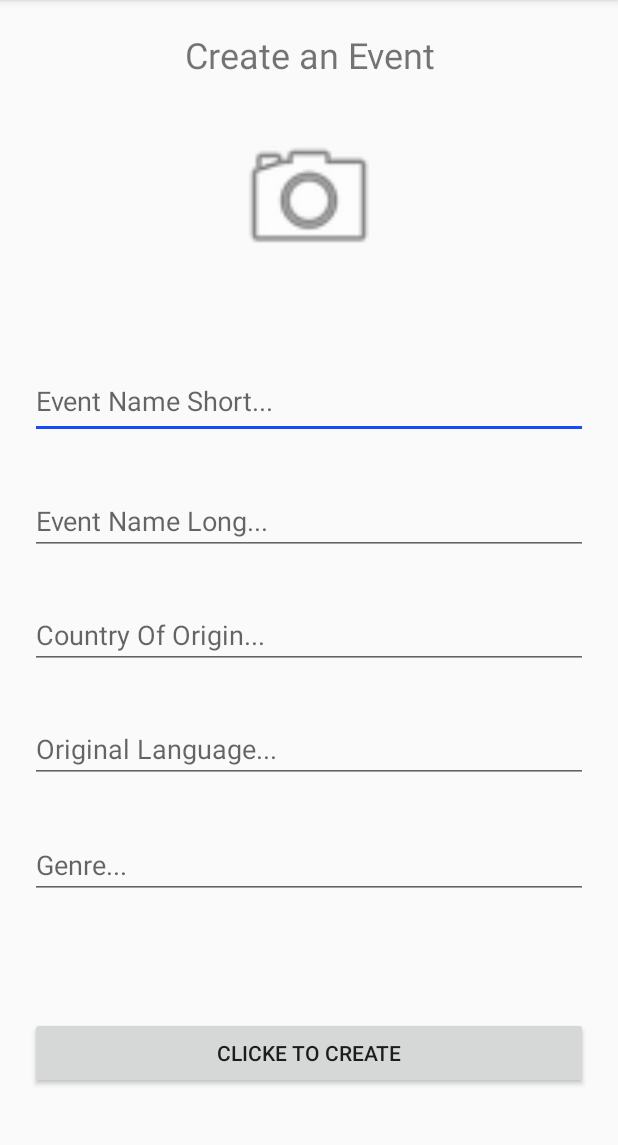
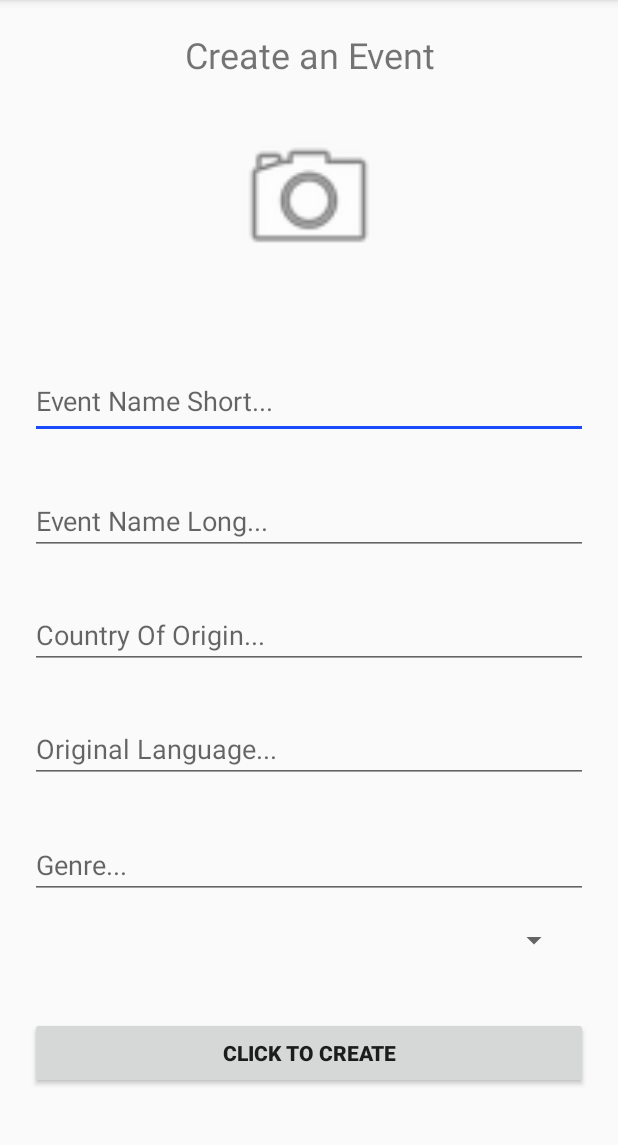
Before and after one commit to SashikaMalawana/rate-me, an Android app: the CreateEventActivity screen opened directly, with no data from a screen before it, on a phone screen of 412 x 824 dp, the part 84-1229 px from its top. Run offline under Robolectric (Android 15) with nearby library versions, the phone set to English and light mode, and no system bars; our stand-ins replace Firebase (no records; nobody signed in at launch, a user with empty details on screens opened directly), Picasso.

Commit message:
Add a spinner(drop down list) for language in create event

```diff
--- a/app/src/main/java/hello/com/eventratingapp/CreateEventActivity.java
+++ b/app/src/main/java/hello/com/eventratingapp/CreateEventActivity.java
@@ -9,19 +9,26 @@ import android.os.Bundle;
 import android.support.annotation.NonNull;
 import android.support.v7.app.AppCompatActivity;
 import android.view.View;
+import android.widget.ArrayAdapter;
 import android.widget.Button;
 import android.widget.EditText;
 import android.widget.ImageView;
+import android.widget.Spinner;
 import android.widget.Toast;
 import com.google.android.gms.tasks.OnCompleteListener;
 import com.google.android.gms.tasks.OnSuccessListener;
 import com.google.android.gms.tasks.Task;
+import com.google.firebase.database.ChildEventListener;
+import com.google.firebase.database.DataSnapshot;
+import com.google.firebase.database.DatabaseError;
 import com.google.firebase.database.DatabaseReference;
 import com.google.firebase.database.FirebaseDatabase;
 import com.google.firebase.storage.FirebaseStorage;
 import com.google.firebase.storage.StorageReference;
 import com.google.firebase.storage.UploadTask;
 import com.squareup.picasso.Picasso;
+
+import java.util.ArrayList;
 
 public class CreateEventActivity extends AppCompatActivity {
 
@@ -33,6 +40,11 @@ public class CreateEventActivity extends AppCompatActivity {
     private EditText countryOfOriginEditText;
     private EditText originalLanguageEditText;
     private EditText genreEditText;
+
+    private Spinner eventSpinner;
+    private String languageList[] = {"English", "French", "Spanish", "German", "Italian", "Chines", "Japenes", "Korean", "Hindi", "Tamil", "Telugu", "Malayalam", "Panjab", "Gujarati", "Sinhala"};
+    private ArrayList<String> languageArrayList = new ArrayList<String>();
+    String languageFromSpinner = null;
 
     private StorageReference mStorage;
     private ImageView createEventImageView;
@@ -52,9 +64,44 @@ public class CreateEventActivity extends AppCompatActivity {
         originalLanguageEditText = (EditText) findViewById(R.id.originalLanguageField);
         genreEditText = (EditText) findViewById(R.id.genreField);
 
+        eventSpinner = (Spinner) findViewById(R.id.eventSpinner);
+
         mStorage = FirebaseStorage.getInstance().getReference();
         createEventImageView = (ImageView) findViewById(R.id.createEventImageView);
         mProgressDialog = new ProgressDialog(this);
+
+        final ArrayAdapter<String> arrayAdapter = new ArrayAdapter<String>(getApplicationContext(), android.R.layout.simple_list_item_1, languageArrayList);
+        eventSpinner.setAdapter(arrayAdapter);
+
+        DatabaseReference languageDatabase = FirebaseDatabase.getInstance().getReference().child("Language");
+        languageDatabase.addChildEventListener(new ChildEventListener() {
+            @Override
+            public void onChildAdded(DataSnapshot dataSnapshot, String s) {
+                languageFromSpinner = dataSnapshot.getValue().toString();
+                languageArrayList.add(languageFromSpinner);
+                arrayAdapter.notifyDataSetChanged();
+            }
+
+            @Override
+            public void onChildChanged(DataSnapshot dataSnapshot, String s) {
+
+            }
+
+            @Override
+            public void onChildRemoved(DataSnapshot dataSnapshot) {
+
+            }
+
+            @Override
+            public void onChildMoved(DataSnapshot dataSnapshot, String s) {
+
+            }
+
+            @Override
+            public void onCancelled(DatabaseError databaseError) {
+
+            }
+        });
 
         storeButton.setOnClickListener(new View.OnClickListener() {
             @Override
@@ -66,7 +113,7 @@ public class CreateEventActivity extends AppCompatActivity {
                 String originalLanguage = originalLanguageEditText.getText().toString().trim();
                 String genre = genreEditText.getText().toString().trim();
 
-                if(!eventNameShort.isEmpty() && !eventNameLong.isEmpty() && !countryOfOrigin.isEmpty() && !originalLanguage.isEmpty() && !genre.isEmpty()) {
+                if(!eventNameShort.isEmpty() && !eventNameLong.isEmpty() && !countryOfOrigin.isEmpty() && !languageFromSpinner.isEmpty() && !genre.isEmpty()) {
 
                     mDatabase.child(eventNameShort);
                     mDatabaseEvent = mDatabase.child(eventNameShort);
@@ -97,7 +144,7 @@ public class CreateEventActivity extends AppCompatActivity {
                                     }
                                 }
                             });
-                            mDatabaseEvent.child("Original Language").setValue(originalLanguage).addOnCompleteListener(new OnCompleteListener<Void>() {
+                            mDatabaseEvent.child("Original Language").setValue(languageFromSpinner).addOnCompleteListener(new OnCompleteListener<Void>() {
                                 @Override
                                 public void onComplete(@NonNull Task<Void> task) {
                                     if(task.isSuccessful()) {
--- a/app/src/main/res/layout/create_event.xml
+++ b/app/src/main/res/layout/create_event.xml
@@ -117,13 +117,26 @@
             android:layout_height="wrap_content"
             android:layout_marginBottom="8dp"
             android:layout_marginTop="20dp"
-            android:text="Clicke to create"
+            android:text="Click to create"
+            android:textStyle="bold"
             android:textAlignment="center"
             app:layout_constraintBottom_toBottomOf="parent"
             app:layout_constraintTop_toTopOf="parent"
             app:layout_constraintVertical_bias="0.979"
             tools:layout_editor_absoluteX="0dp" />
 
+        <Spinner
+            android:id="@+id/eventSpinner"
+            android:layout_width="348dp"
+            android:layout_height="wrap_content"
+            android:layout_marginBottom="8dp"
+            android:layout_marginTop="8dp"
+            app:layout_constraintBottom_toBottomOf="parent"
+            app:layout_constraintEnd_toEndOf="parent"
+            app:layout_constraintStart_toStartOf="parent"
+            app:layout_constraintTop_toTopOf="parent"
+            app:layout_constraintVertical_bias="0.853" />
+
     </android.support.constraint.ConstraintLayout>
 
 </android.support.constraint.ConstraintLayout>
```
